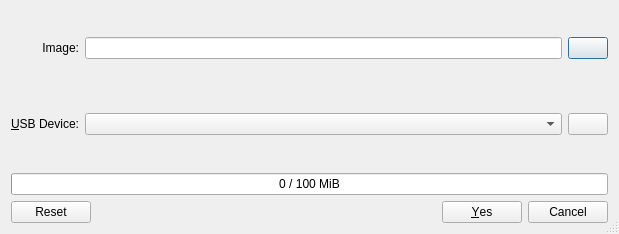
The window that isoimagewriter/maindialog.ui (KDE/isoimagewriter) describes before a commit, drawn with Qt 5.
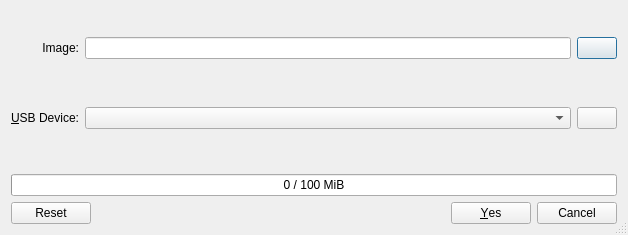
The same window after the commit.

Commit message: allow horizonal resize and try to make shrink horizontally but failing

Diff of the .ui file:
```diff
--- a/isoimagewriter/maindialog.ui
+++ b/isoimagewriter/maindialog.ui
@@ -6,12 +6,12 @@
    <rect>
     <x>0</x>
     <y>0</y>
-    <width>619</width>
-    <height>234</height>
+    <width>628</width>
+    <height>235</height>
    </rect>
   </property>
   <property name="sizePolicy">
-   <sizepolicy hsizetype="Preferred" vsizetype="Preferred">
+   <sizepolicy hsizetype="Preferred" vsizetype="MinimumExpanding">
     <horstretch>0</horstretch>
     <verstretch>0</verstretch>
    </sizepolicy>
@@ -132,8 +132,8 @@
           </property>
           <property name="sizeHint" stdset="0">
            <size>
-            <width>40</width>
-            <height>20</height>
+            <width>0</width>
+            <height>0</height>
            </size>
           </property>
          </spacer>
```
Left out of the diff: 3 changed lines with no effect on the pictures. The commit also changes 1 other file.
